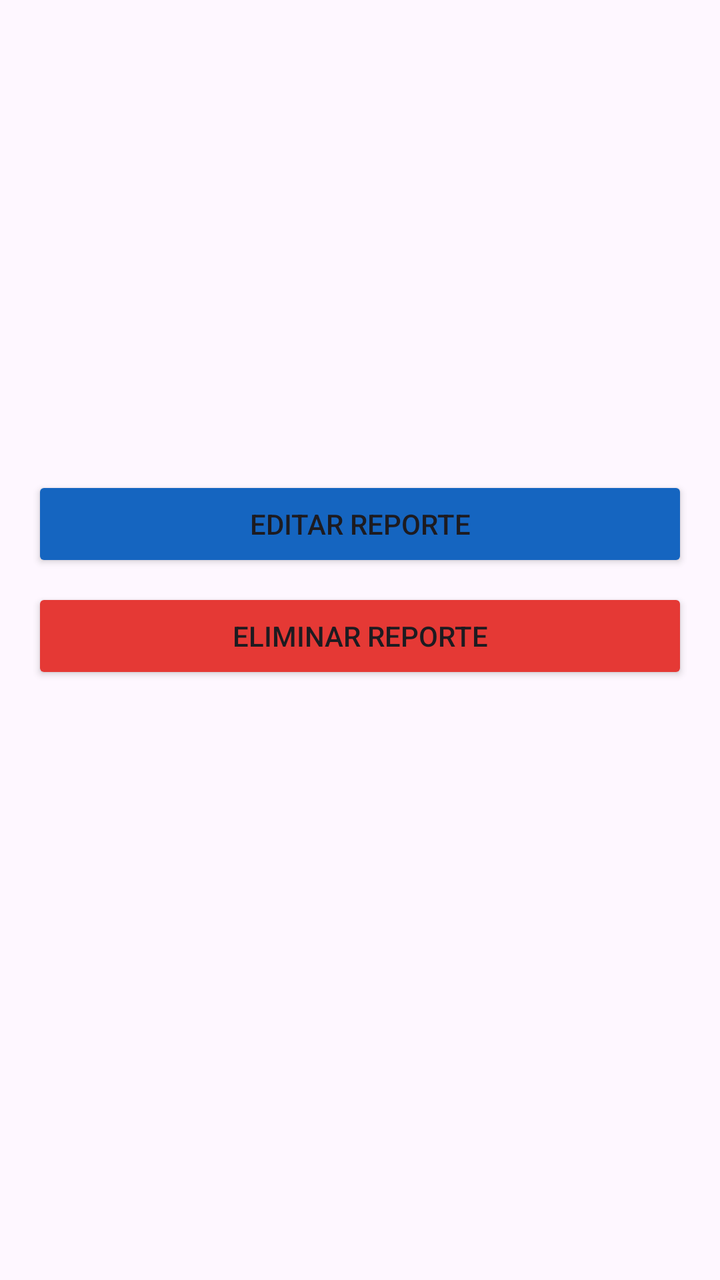
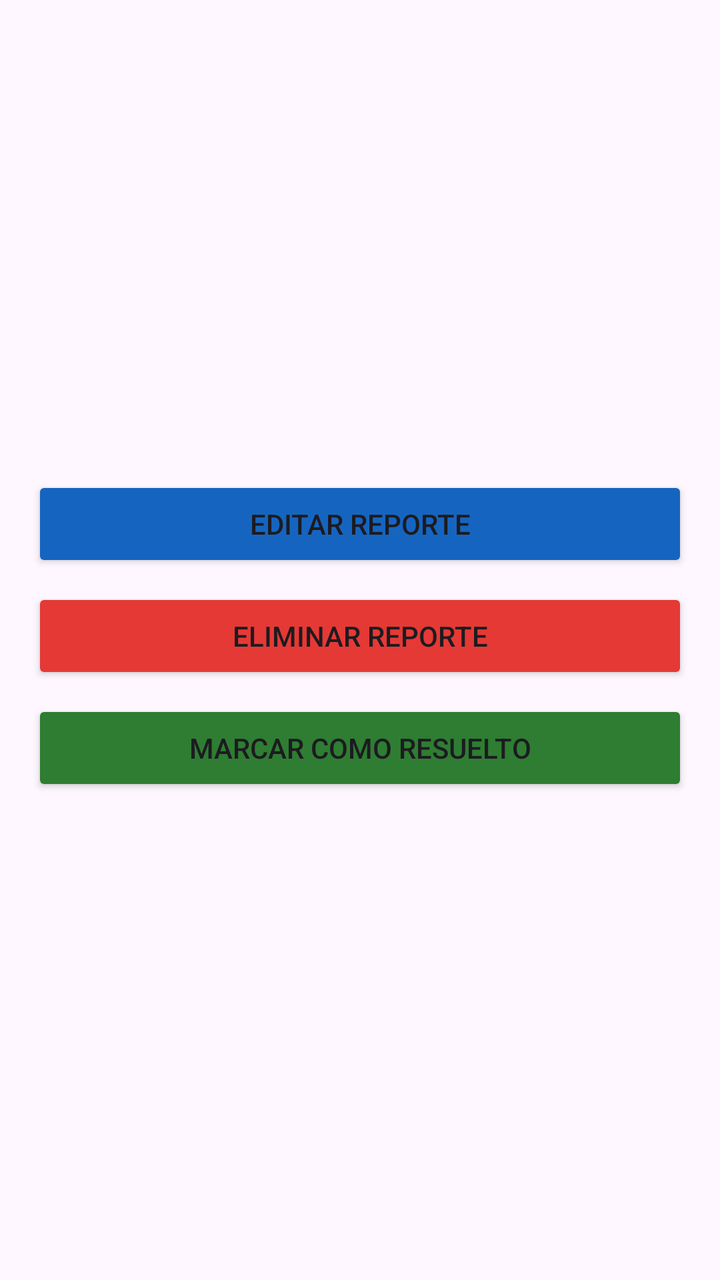

Screens rendered from an Android XML layout before and after an edit, with the pre-edit source and the edit as a unified diff.
<!-- AndroidManifest.xml: application theme Theme.NodoCivico -->
<!-- res/layout/fragment_report_detail.xml -->
<?xml version="1.0" encoding="utf-8"?>
<androidx.core.widget.NestedScrollView
    xmlns:android="http://schemas.android.com/apk/res/android"
    android:layout_width="match_parent"
    android:layout_height="match_parent"
    android:padding="16dp">

    <LinearLayout
        android:layout_width="match_parent"
        android:layout_height="wrap_content"
        android:orientation="vertical">

        <TextView
            android:id="@+id/tvReportTitle"
            android:layout_width="match_parent"
            android:layout_height="wrap_content"
            android:textSize="22sp"
            android:textStyle="bold"
            android:layout_marginBottom="8dp"/>

        <TextView
            android:id="@+id/tvReportStatus"
            android:layout_width="wrap_content"
            android:layout_height="wrap_content"
            android:textSize="14sp"
            android:layout_marginBottom="16dp"/>

        <TextView
            android:id="@+id/tvReportCategory"
            android:layout_width="match_parent"
            android:layout_height="wrap_content"
            android:textSize="15sp"
            android:layout_marginBottom="8dp"/>

        <TextView
            android:id="@+id/tvReportPriority"
            android:layout_width="match_parent"
            android:layout_height="wrap_content"
            android:textSize="15sp"
            android:layout_marginBottom="8dp"/>

        <TextView
            android:id="@+id/tvReportLocation"
            android:layout_width="match_parent"
            android:layout_height="wrap_content"
            android:textSize="15sp"
            android:layout_marginBottom="8dp"/>

        <TextView
            android:id="@+id/tvReportDate"
            android:layout_width="match_parent"
            android:layout_height="wrap_content"
            android:textSize="15sp"
            android:layout_marginBottom="8dp"/>

        <TextView
            android:id="@+id/tvReportDescription"
            android:layout_width="match_parent"
            android:layout_height="wrap_content"
            android:textSize="15sp"
            android:layout_marginBottom="16dp"/>

        <Button
            android:id="@+id/btnEditReport"
            android:layout_width="match_parent"
            android:layout_height="wrap_content"
            android:text="Editar reporte"
            android:backgroundTint="#1565C0"
            android:layout_marginBottom="8dp"/>

        <Button
            android:id="@+id/btnDeleteReport"
            android:layout_width="match_parent"
            android:layout_height="wrap_content"
            android:text="Eliminar reporte"
            android:backgroundTint="#E53935"/>

    </LinearLayout>

</androidx.core.widget.NestedScrollView>
<!-- resources referenced by this layout -->
<resources>
  <style name="Theme.NodoCivico" parent="Base.Theme.NodoCivico" />
  <style name="Base.Theme.NodoCivico" parent="Theme.Material3.DayNight.NoActionBar">
          
          
      </style>
</resources>

<!-- the commit's change to res/layout/fragment_report_detail.xml (unified diff, before → after) -->
@@ -75,6 +75,14 @@
             android:text="Eliminar reporte"
             android:backgroundTint="#E53935"/>
 
+        <Button
+            android:id="@+id/btnMarkResolved"
+            android:layout_width="match_parent"
+            android:layout_height="wrap_content"
+            android:text="Marcar como resuelto"
+            android:backgroundTint="#2E7D32"
+            android:layout_marginTop="8dp"/>
+
     </LinearLayout>
 
 </androidx.core.widget.NestedScrollView>
